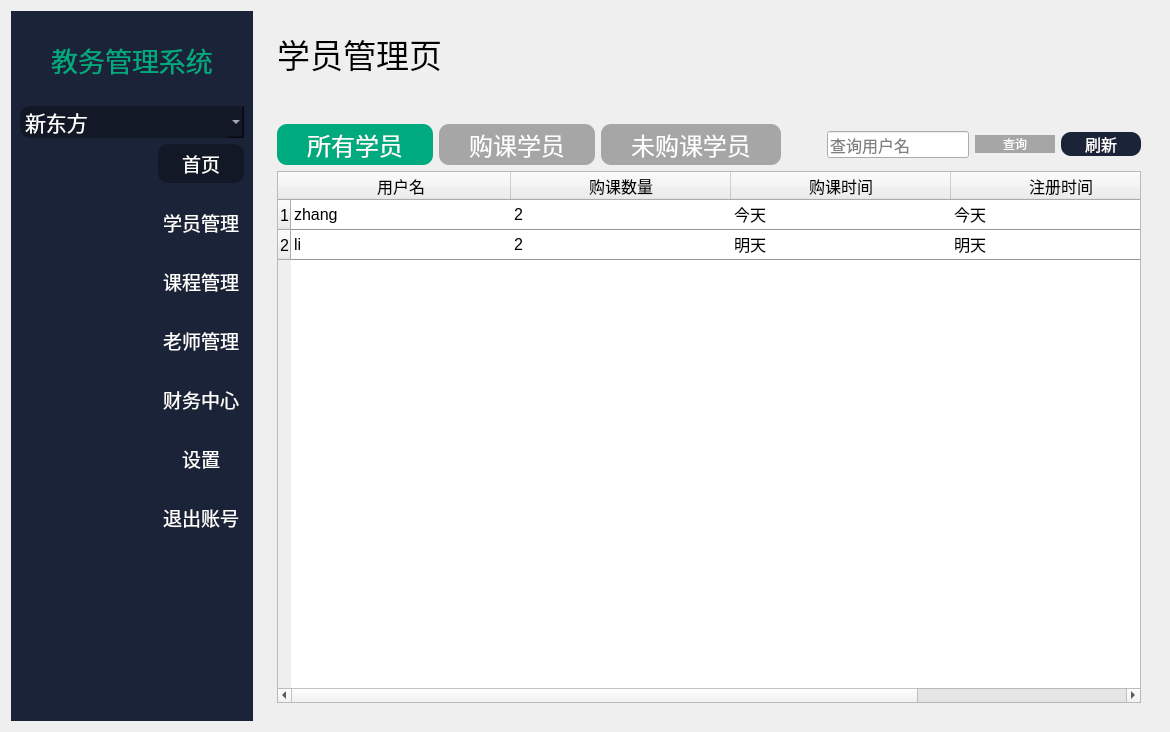
First picture: the form in ui/home.ui, repository xyh2695368537/-EAS-, before the edit.
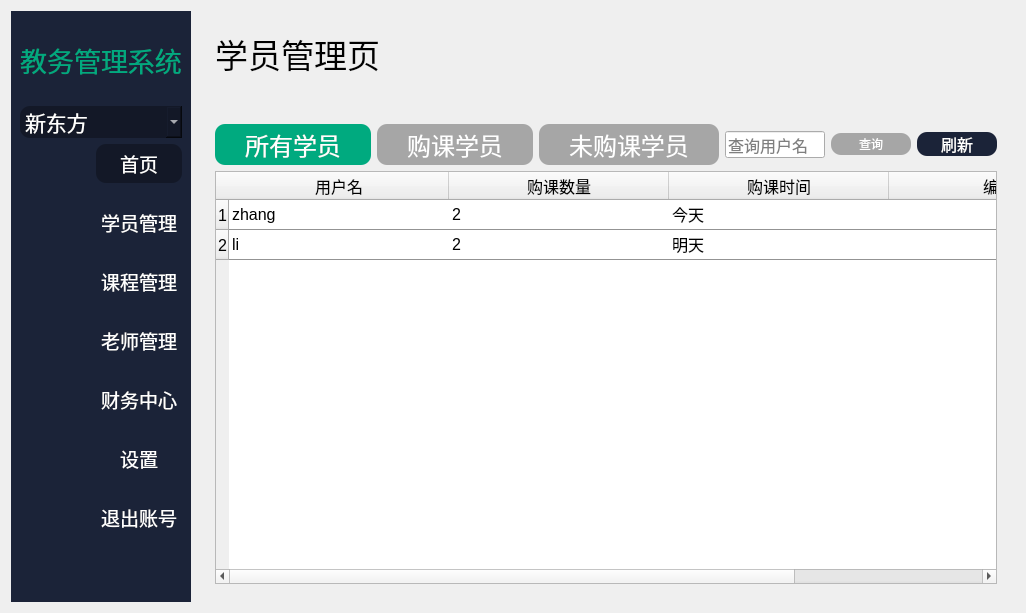
Second picture: the form after the edit. The open tabs and pages were chosen to show the change.

What changed in the file:
```diff
--- a/ui/home.ui
+++ b/ui/home.ui
@@ -6,10 +6,22 @@
    <rect>
     <x>0</x>
     <y>0</y>
-    <width>1170</width>
-    <height>732</height>
+    <width>1026</width>
+    <height>613</height>
    </rect>
   </property>
+  <property name="minimumSize">
+   <size>
+    <width>0</width>
+    <height>22</height>
+   </size>
+  </property>
+  <property name="maximumSize">
+   <size>
+    <width>16777205</width>
+    <height>16777215</height>
+   </size>
+  </property>
   <property name="windowTitle">
    <string>Form</string>
   </property>
@@ -1893,7 +1905,13 @@
                 <property name="minimumSize">
                  <size>
                   <width>80</width>
-                  <height>0</height>
+                  <height>22</height>
+                 </size>
+                </property>
+                <property name="maximumSize">
+                 <size>
+                  <width>16777205</width>
+                  <height>16777215</height>
                  </size>
                 </property>
                 <property name="styleSheet">
@@ -1919,7 +1937,7 @@
                 <property name="minimumSize">
                  <size>
                   <width>80</width>
-                  <height>0</height>
+                  <height>20</height>
                  </size>
                 </property>
                 <property name="maximumSize">
@@ -2014,7 +2032,7 @@
               </column>
               <column>
                <property name="text">
-                <string>注册时间</string>
+                <string>编辑</string>
                </property>
               </column>
               <item row="0" column="0">
@@ -2034,7 +2052,7 @@
               </item>
               <item row="0" column="3">
                <property name="text">
-                <string>今天</string>
+                <string/>
                </property>
               </item>
               <item row="1" column="0">
@@ -2054,7 +2072,7 @@
               </item>
               <item row="1" column="3">
                <property name="text">
-                <string>明天</string>
+                <string/>
                </property>
               </item>
              </widget>
```
Left out of the diff: 153 changed lines with no effect on the pictures.
